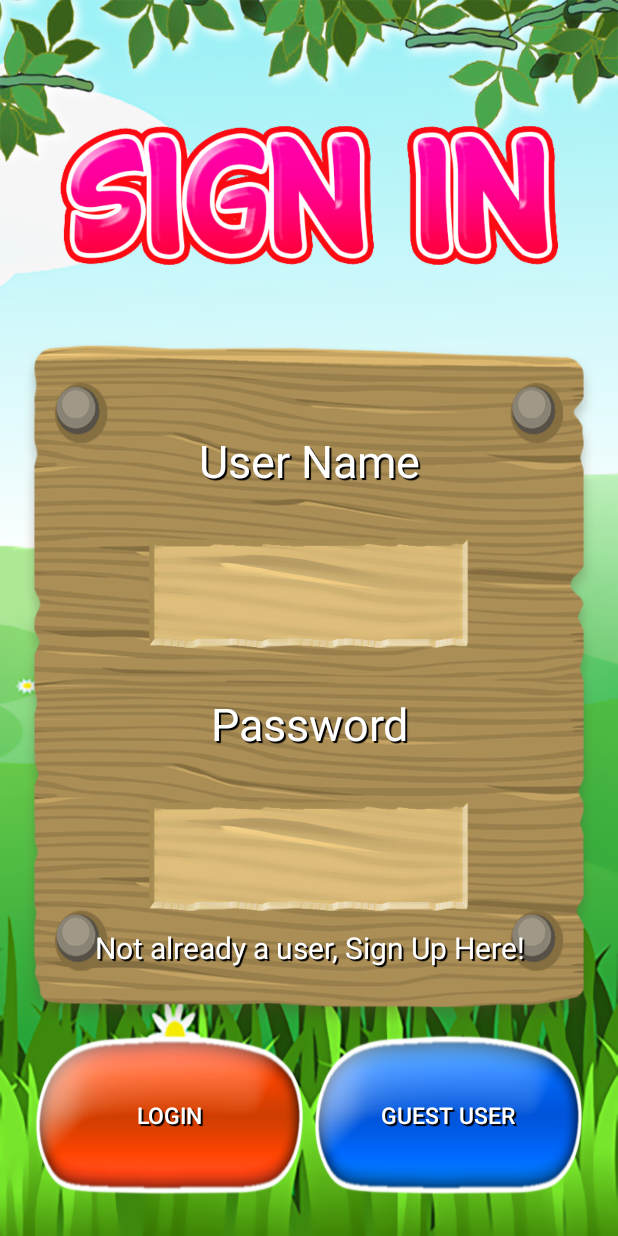
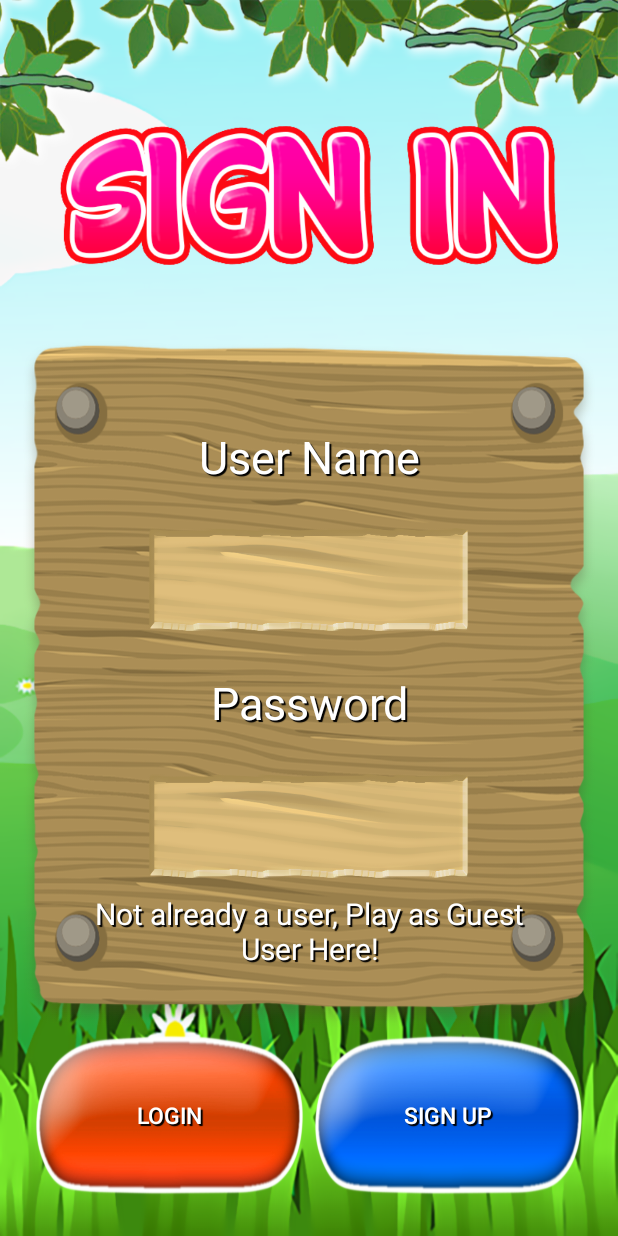
Before and after one commit to RohitSahasrabuddhe/MinMaxAgent, an Android app: the screen it shows after launch (LoginActivity), on a phone screen of 412 x 824 dp. Run offline under Robolectric (Android 15) with nearby library versions, the phone set to English and light mode, and no system bars.

Commit message:
Sign Up and Guest User Positions changed.

```diff
--- a/app/src/main/java/com/example/android/minmaxagent/LoginActivity.java
+++ b/app/src/main/java/com/example/android/minmaxagent/LoginActivity.java
@@ -15,8 +15,8 @@ import com.example.android.minmaxagent.db.Profile;
 public class LoginActivity extends AppCompatActivity {
 
     EditText editTextUserName, editTextPassword;
-    TextView textViewSignUp;
-    Button buttonLogin, buttonGuestUser;
+    TextView textViewGuestUser;
+    Button buttonLogin, buttonSignUp;
 
     @Override
     protected void onCreate(Bundle savedInstanceState) {
@@ -26,10 +26,10 @@ public class LoginActivity extends AppCompatActivity {
         editTextUserName = findViewById(R.id.editTextUserName);
         editTextPassword = findViewById(R.id.editTextPassword);
 
-        textViewSignUp = findViewById(R.id.textViewSignUp);
+        textViewGuestUser = findViewById(R.id.textViewGurstUser);
 
         buttonLogin = findViewById(R.id.buttonLogin);
-        buttonGuestUser = findViewById(R.id.buttonGuestUser);
+        buttonSignUp = findViewById(R.id.buttonSignUp);
 
         buttonLogin.setOnClickListener(new View.OnClickListener() {
             @Override
@@ -55,7 +55,20 @@ public class LoginActivity extends AppCompatActivity {
 
 
 
-        buttonGuestUser.setOnClickListener(new View.OnClickListener() {
+        buttonSignUp.setOnClickListener(new View.OnClickListener() {
+            @Override
+            public void onClick(View view) {
+                //Forward control to Intent Sign Up
+                Intent intentSignUp = new Intent(getApplicationContext(),SignUpActivity.class);
+                startActivity(intentSignUp);
+
+
+
+            }
+        });
+
+
+        textViewGuestUser.setOnClickListener(new View.OnClickListener() {
             @Override
             public void onClick(View view) {
                 //Creating new guest user in database
@@ -68,15 +81,6 @@ public class LoginActivity extends AppCompatActivity {
                 intentMainMenu.addFlags(Intent.FLAG_ACTIVITY_NEW_TASK);
                 intentMainMenu.addFlags(Intent.FLAG_ACTIVITY_CLEAR_TASK);
                 startActivity(intentMainMenu);
-            }
-        });
-
-
-        textViewSignUp.setOnClickListener(new View.OnClickListener() {
-            @Override
-            public void onClick(View view) {
-                Intent intentSignUp = new Intent(getApplicationContext(),SignUpActivity.class);
-                startActivity(intentSignUp);
             }
         });
     }
--- a/app/src/main/res/layout/activity_login.xml
+++ b/app/src/main/res/layout/activity_login.xml
@@ -129,14 +129,14 @@
         </LinearLayout>
 
         <TextView
-            android:id="@+id/textViewSignUp"
+            android:id="@+id/textViewGurstUser"
+            style="@style/TextWhiteBlackShadow"
             android:layout_width="match_parent"
             android:layout_height="wrap_content"
             android:layout_weight="0.2"
             android:gravity="center"
-            android:text="Not already a user, Sign Up Here!"
-            android:textSize="20sp"
-            style="@style/TextWhiteBlackShadow"/>
+            android:text="Not already a user, Play as Guest User Here!"
+            android:textSize="20sp" />
 
     </LinearLayout>
 
@@ -158,11 +158,11 @@
             android:text="Login" />
 
         <Button
-            android:id="@+id/buttonGuestUser"
+            android:id="@+id/buttonSignUp"
             style="@style/ButtonWhiteTextMed"
             android:layout_height="match_parent"
             android:layout_weight="1"
-            android:text="Guest User" />
+            android:text="Sign Up" />
 
     </LinearLayout>
 
```
